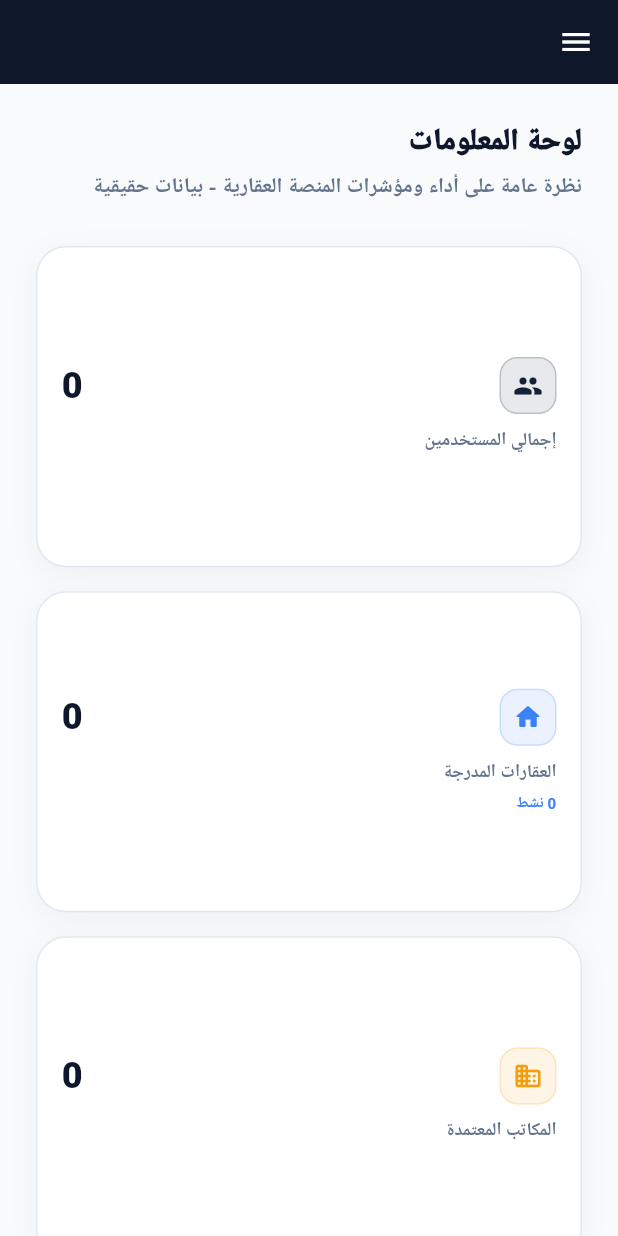
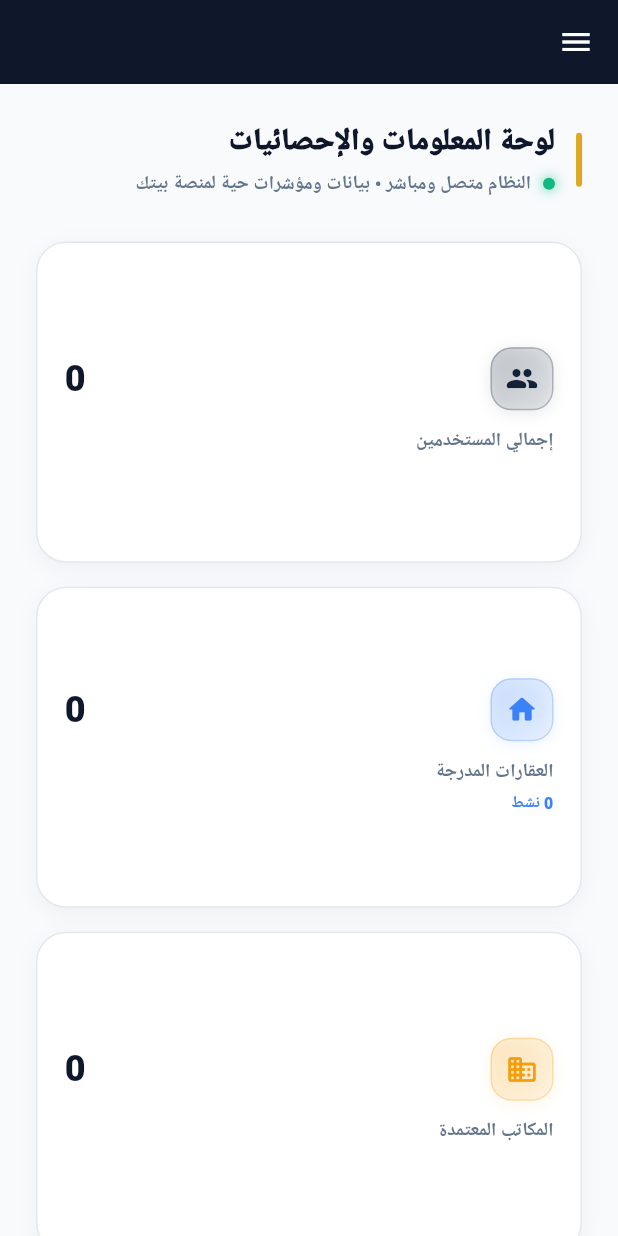
Before and after one commit to romanygoerge/Baytak-Admin, a Flutter app: the screen it shows after launch, on a phone screen of 412 x 824 dp. Run offline on Flutter 3.47's test engine with Material 3 defaults, Android fonts, the phone set to English and light mode, and no system bars; our stand-ins replace cached_network_image, equatable, fl_chart, flutter_riverpod, google_fonts, image_picker and 1 more; accounts and stored records are empty; network calls fail; Roboto replaces fonts that are missing (Cairo).

Commit message:
feat(admin): UI/UX overhaul with interactive glowing stat cards and live header, update production web bundle for Vercel

```diff
--- a/lib/features/admin/presentation/widgets/admin_stat_card.dart
+++ b/lib/features/admin/presentation/widgets/admin_stat_card.dart
@@ -1,8 +1,8 @@
 import 'package:flutter/material.dart';
 import '../../../../core/theme/app_colors.dart';
 
-/// Premium stat card for admin dashboard
-class AdminStatCard extends StatelessWidget {
+/// Premium interactive stat card for admin dashboard
+class AdminStatCard extends StatefulWidget {
   final String title;
   final int count;
   final IconData icon;
@@ -21,19 +21,63 @@ class AdminStatCard extends StatelessWidget {
   });
 
   @override
+  State<AdminStatCard> createState() => _AdminStatCardState();
+}
+
+class _AdminStatCardState extends State<AdminStatCard> with SingleTickerProviderStateMixin {
+  bool _isHovered = false;
+  late AnimationController _animController;
+  late Animation<double> _scaleAnim;
+
+  @override
+  void initState() {
+    super.initState();
+    _animController = AnimationController(
+      vsync: this,
+      duration: const Duration(milliseconds: 200),
+    );
+    _scaleAnim = Tween<double>(begin: 1.0, end: 1.025).animate(
+      CurvedAnimation(parent: _animController, curve: Curves.easeOutCubic),
+    );
+  }
+
+  @override
+  void dispose() {
+    _animController.dispose();
+    super.dispose();
+  }
+
+  @override
   Widget build(BuildContext context) {
-    return Container(
-      padding: const EdgeInsets.symmetric(horizontal: 16, vertical: 12),
+    return MouseRegion(
+      onEnter: (_) {
+        setState(() => _isHovered = true);
+        _animController.forward();
+      },
+      onExit: (_) {
+        setState(() => _isHovered = false);
+        _animController.reverse();
+      },
+      child: ScaleTransition(
+        scale: _scaleAnim,
+        child: AnimatedContainer(
+          duration: const Duration(milliseconds: 200),
+          padding: const EdgeInsets.symmetric(horizontal: 18, vertical: 14),
           decoration: BoxDecoration(
-        color: isDark ? AppColors.cardDark : Colors.white,
+            color: widget.isDark ? AppColors.cardDark : Colors.white,
             borderRadius: BorderRadius.circular(20),
             border: Border.all(
-          color: isDark ? AppColors.borderDark.withValues(alpha: 0.5) : AppColors.borderLight,
+              color: _isHovered
+                  ? widget.color.withValues(alpha: 0.4)
+                  : (widget.isDark ? AppColors.borderDark.withValues(alpha: 0.5) : AppColors.borderLight),
+              width: _isHovered ? 1.5 : 1,
             ),
             boxShadow: [
               BoxShadow(
-            color: Colors.black.withValues(alpha: isDark ? 0.25 : 0.04),
-            blurRadius: 16,
+                color: _isHovered
+                    ? widget.color.withValues(alpha: 0.18)
+                    : Colors.black.withValues(alpha: widget.isDark ? 0.25 : 0.04),
+                blurRadius: _isHovered ? 20 : 12,
                 offset: const Offset(0, 4),
               ),
             ],
@@ -45,18 +89,32 @@ class AdminStatCard extends StatelessWidget {
               Row(
                 children: [
                   Container(
-                width: 38,
-                height: 38,
+                    width: 42,
+                    height: 42,
                     decoration: BoxDecoration(
-                  color: color.withValues(alpha: 0.1),
-                  borderRadius: BorderRadius.circular(12),
-                  border: Border.all(color: color.withValues(alpha: 0.2)),
+                      gradient: LinearGradient(
+                        begin: Alignment.topLeft,
+                        end: Alignment.bottomRight,
+                        colors: [
+                          widget.color.withValues(alpha: 0.2),
+                          widget.color.withValues(alpha: 0.06),
+                        ],
                       ),
-                child: Icon(icon, color: color, size: 20),
+                      borderRadius: BorderRadius.circular(14),
+                      border: Border.all(color: widget.color.withValues(alpha: 0.25)),
+                      boxShadow: [
+                        BoxShadow(
+                          color: widget.color.withValues(alpha: _isHovered ? 0.3 : 0.1),
+                          blurRadius: 8,
+                          offset: const Offset(0, 2),
+                        ),
+                      ],
+                    ),
+                    child: Icon(widget.icon, color: widget.color, size: 22),
                   ),
                   const Spacer(),
                   TweenAnimationBuilder<int>(
-                tween: IntTween(begin: 0, end: count),
+                    tween: IntTween(begin: 0, end: widget.count),
                     duration: const Duration(milliseconds: 800),
                     curve: Curves.easeOutCubic,
                     builder: (context, value, child) {
@@ -65,38 +123,40 @@ class AdminStatCard extends StatelessWidget {
                         style: TextStyle(
                           fontSize: 24,
                           fontWeight: FontWeight.w900,
-                      color: isDark ? AppColors.textPrimaryDark : AppColors.textPrimary,
+                          color: widget.isDark ? AppColors.textPrimaryDark : AppColors.textPrimary,
                         ),
                       );
                     },
                   ),
                 ],
               ),
-          const SizedBox(height: 8),
+              const SizedBox(height: 10),
               Text(
-            title,
+                widget.title,
                 maxLines: 1,
                 overflow: TextOverflow.ellipsis,
                 style: const TextStyle(
                   color: AppColors.textSecondary,
-              fontSize: 12,
+                  fontSize: 12.5,
                   fontWeight: FontWeight.w700,
                 ),
               ),
-          if (subtitle != null) ...[
+              if (widget.subtitle != null) ...[
                 const SizedBox(height: 2),
                 Text(
-              subtitle!,
+                  widget.subtitle!,
                   maxLines: 1,
                   overflow: TextOverflow.ellipsis,
                   style: TextStyle(
-                color: color,
-                fontSize: 10,
-                fontWeight: FontWeight.w700,
+                    color: widget.color,
+                    fontSize: 10.5,
+                    fontWeight: FontWeight.w800,
                   ),
                 ),
               ],
             ],
+          ),
+        ),
       ),
     );
   }
--- a/lib/features/admin/presentation/widgets/dashboard_overview.dart
+++ b/lib/features/admin/presentation/widgets/dashboard_overview.dart
@@ -38,15 +38,61 @@ class DashboardOverview extends ConsumerWidget {
       child: Column(
         crossAxisAlignment: CrossAxisAlignment.start,
         children: [
-          // ─── Page Header ───────────────────────────────────
-          Text(
-            'لوحة المعلومات',
-            style: Theme.of(context).textTheme.headlineMedium?.copyWith(fontWeight: FontWeight.w900, letterSpacing: -0.5),
-          ),
-          const SizedBox(height: 4),
-          const Text(
-            'نظرة عامة على أداء ومؤشرات المنصة العقارية - بيانات حقيقية',
-            style: TextStyle(color: AppColors.textSecondary, fontWeight: FontWeight.w600),
+          // ─── Page Header (Executive Redesign) ─────────────────────
+          Row(
+            children: [
+              Container(
+                width: 4,
+                height: 36,
+                decoration: BoxDecoration(
+                  gradient: const LinearGradient(colors: [Color(0xFFD4AF37), Color(0xFFF59E0B)]),
+                  borderRadius: BorderRadius.circular(2),
+                ),
+              ),
+              const SizedBox(width: 14),
+              Column(
+                crossAxisAlignment: CrossAxisAlignment.start,
+                children: [
+                  Text(
+                    'لوحة المعلومات والإحصائيات',
+                    style: Theme.of(context).textTheme.headlineMedium?.copyWith(
+                      fontWeight: FontWeight.w900,
+                      letterSpacing: -0.5,
+                      color: isDark ? Colors.white : const Color(0xFF0F172A),
+                    ),
+                  ),
+                  const SizedBox(height: 3),
+                  Row(
+                    children: [
+                      Container(
+                        width: 8,
+                        height: 8,
+                        decoration: BoxDecoration(
+                          color: const Color(0xFF10B981),
+                          shape: BoxShape.circle,
+                          boxShadow: [
+                            BoxShadow(
+                              color: const Color(0xFF10B981).withValues(alpha: 0.5),
+                              blurRadius: 6,
+                              spreadRadius: 1,
+                            ),
+                          ],
+                        ),
+                      ),
+                      const SizedBox(width: 8),
+                      const Text(
+                        'النظام متصل ومباشر • بيانات ومؤشرات حية لمنصة بيتك',
+                        style: TextStyle(
+                          color: AppColors.textSecondary,
+                          fontWeight: FontWeight.w700,
+                          fontSize: 12.5,
+                        ),
+                      ),
+                    ],
+                  ),
+                ],
+              ),
+            ],
           ),
           const SizedBox(height: 28),
 
```
Also changed, not shown: 3 other files. Lines whose indentation alone changed are shown as unchanged.
